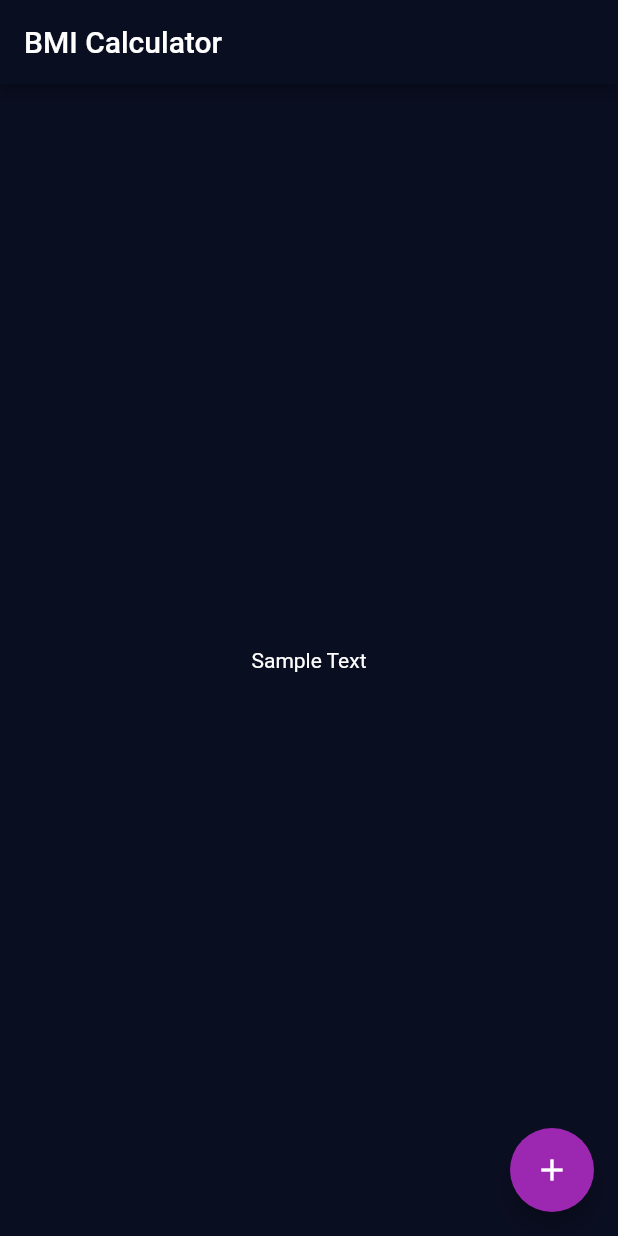
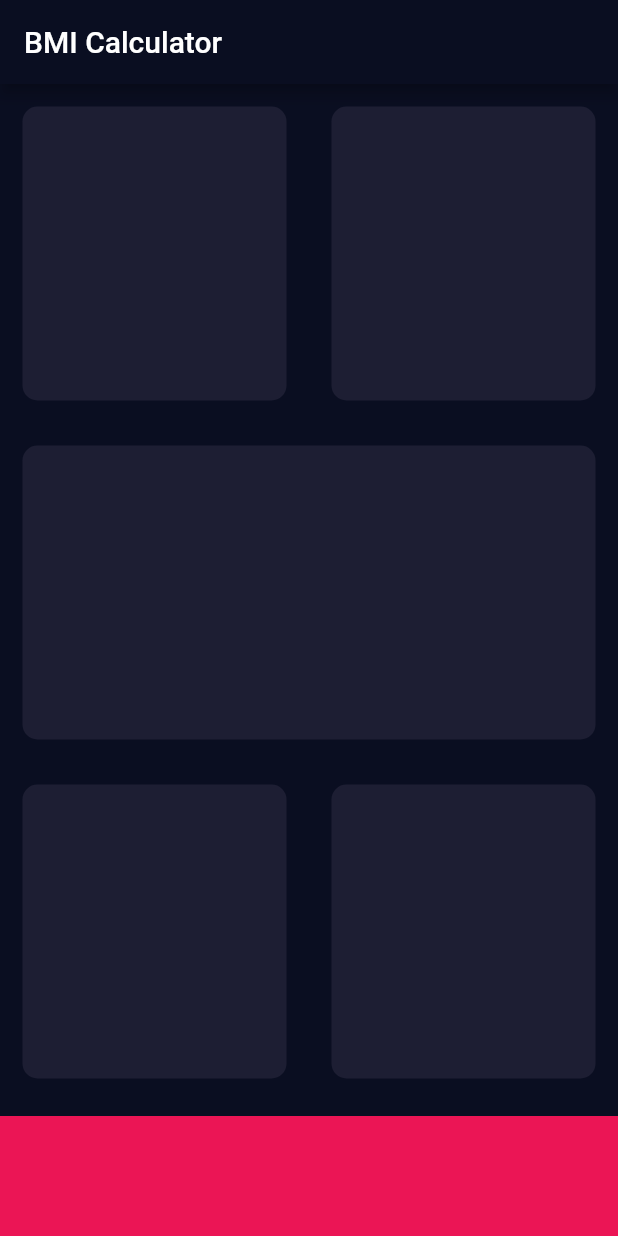
Before and after one commit to patilvivekw/Flutter-Demo, a Flutter app: the screen it shows after launch, on a phone screen of 412 x 824 dp. Run offline on Flutter 3.47's test engine with Material 2 defaults, Android fonts, the phone set to English and light mode, and no system bars.

Commit message:
Created initial screen UI

```diff
--- a/lib/home_page.dart
+++ b/lib/home_page.dart
@@ -1,4 +1,8 @@
 import 'package:flutter/material.dart';
+
+const bottomContainerHeight = 80.0;
+const activeCardColor = Color(0xFF1D1E33);
+const bottomContainerColor = Color(0xFFEB1555);
 
 class MyHomePage extends StatefulWidget {
   const MyHomePage({super.key, required this.title});
@@ -16,19 +20,48 @@
       appBar: AppBar(
         title: Text(widget.title),
       ),
-      body: Center(
-        child: Column(
-          mainAxisAlignment: MainAxisAlignment.center,
-          children: const <Widget>[
-            Text('Sample Text'),
-          ],
-        ),
+      body: Column(
+        children: [
+          const Expanded(
+              child: Row(
+            children: [
+              Expanded(child: ReusableCard(color: activeCardColor)),
+              Expanded(child: ReusableCard(color: activeCardColor)),
+            ],
+          )),
+          const Expanded(child: ReusableCard(color: activeCardColor)),
+          const Expanded(
+              child: Row(
+            children: [
+              Expanded(child: ReusableCard(color: activeCardColor)),
+              Expanded(child: ReusableCard(color: activeCardColor)),
+            ],
+          )),
+          Container(
+            color: bottomContainerColor,
+            margin: const EdgeInsets.only(top: 10.0),
+            width: double.infinity,
+            height: bottomContainerHeight,
+          )
+        ],
       ),
-      floatingActionButton: const FloatingActionButton(
-        onPressed: null,
-        tooltip: 'Increment',
-        child: Icon(Icons.add),
-      ), // This trailing comma makes auto-formatting nicer for build methods.
     );
   }
 }
+
+class ReusableCard extends StatelessWidget {
+  const ReusableCard({super.key, required this.color, this.cardChild});
+
+  final Color color;
+  final Widget? cardChild;
+
+  @override
+  Widget build(BuildContext context) {
+    return Container(
+      margin: const EdgeInsets.all(15.0),
+      decoration: BoxDecoration(
+          color: color, borderRadius: BorderRadius.circular(10.0)),
+      child: cardChild,
+    );
+  }
+}
```
Also changed, not shown: 1 other file.
